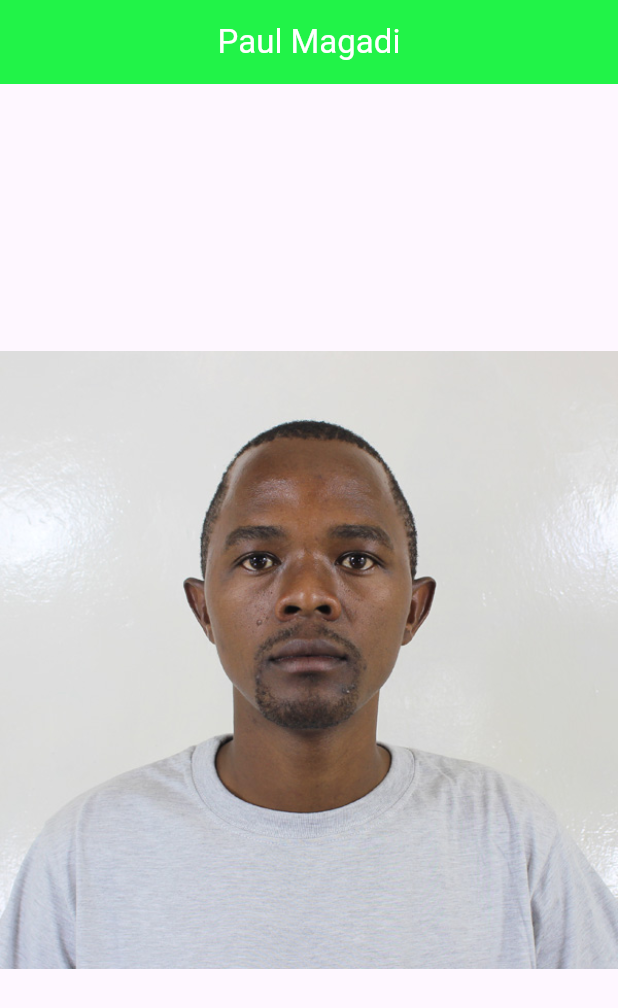
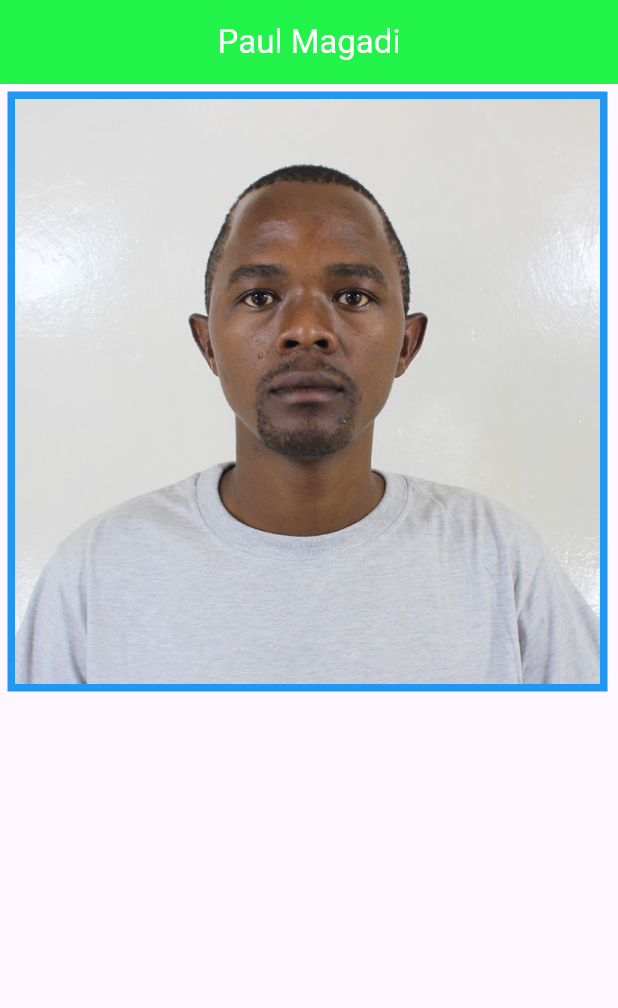
Before and after one commit to paulmagadi/Learn_Flutter, a Flutter app: the screen it shows after launch, on a phone screen of 412 x 824 dp. Shown: the top 1008 px of the screen. Run offline on Flutter 3.47's test engine with Material 3 defaults, Android fonts, the phone set to English and light mode, and no system bars.

Commit message:
modified:   practice_flutter/myapp/lib/main.dart

```diff
--- a/practice_flutter/myapp/lib/main.dart
+++ b/practice_flutter/myapp/lib/main.dart
@@ -595,10 +595,17 @@ class MyApp extends StatelessWidget {
           ),
           backgroundColor: const Color.fromARGB(255, 33, 243, 72),
         ),
-        body: const Center(
-          child: Image(
+        body: Container(
+          height: 400,
+          width: 400,
+          color: Colors.blue,
+          alignment: Alignment.center,
+          child: const Image(
             image:
-            AssetImage('images/paul.jpg'))
+            AssetImage('images/paul.jpg')
+            ),
+            padding:EdgeInsets.all(5.0),
+            margin: EdgeInsets.all(5.0),
             ),
           ),
     );
```
